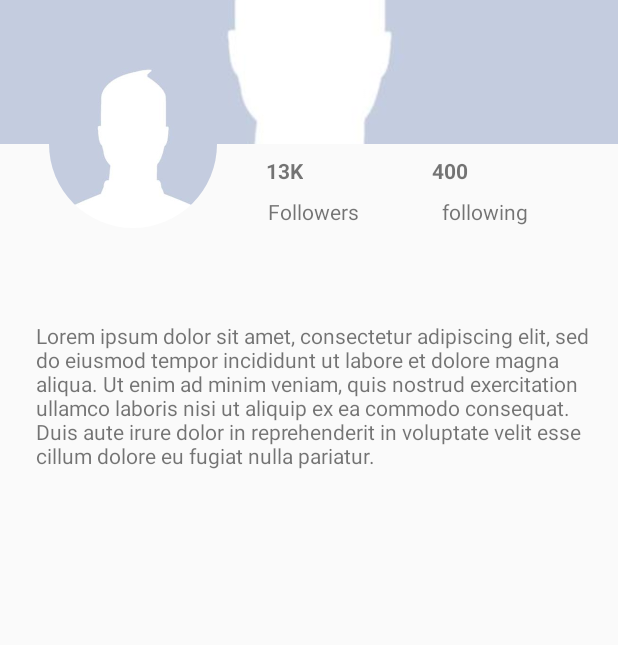
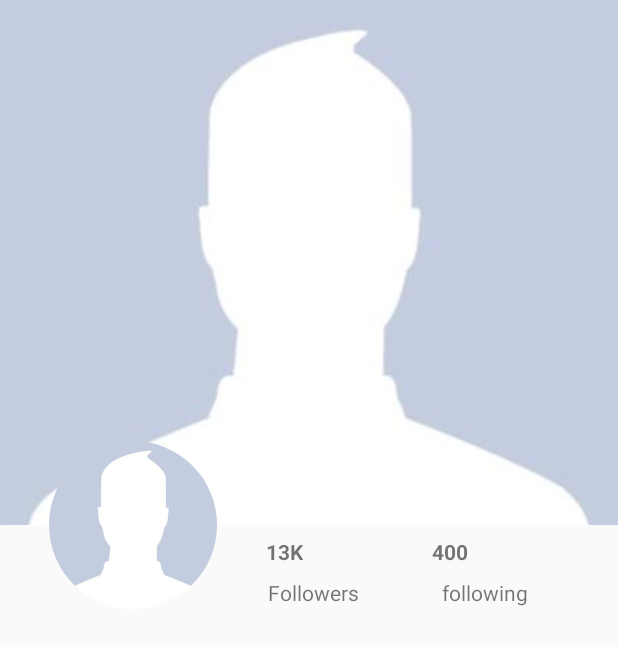
Before and after one commit to bhil3d/Corredor, an Android app: the layout activity_perfil__usuario__detalhes_.xml on its own in the app's theme, with its tools: preview values and no code run, on a phone screen of 412 x 824 dp. Shown: the top 645 px of the screen. Run offline under Robolectric (Android 15) with nearby library versions, the light colour scheme and no system bars.

Commit message:
parte Dsainer perfil..2

```diff
--- a/app/src/main/AndroidManifest.xml
+++ b/app/src/main/AndroidManifest.xml
@@ -20,7 +20,8 @@
         android:roundIcon="@mipmap/ic_launcher_round"
         android:supportsRtl="true"
         android:theme="@style/AppTheme">
-        <activity android:name=".Activity.Perfil_Usuario_Detalhes_Activity"></activity>
+        <activity android:name=".Activity.Perfil_Usuario_Detalhes_Activity"
+            android:theme="@style/AppTheme.NoActionBar"></activity>
 
         <meta-data
             android:name="com.facebook.sdk.ApplicationId"
--- a/app/src/main/java/com/example/corredor/Activity/Tela_Menu_Principal.java
+++ b/app/src/main/java/com/example/corredor/Activity/Tela_Menu_Principal.java
@@ -150,7 +150,7 @@ public class Tela_Menu_Principal extends AppCompatActivity
 
         } else if (id == R.id.Df) {
 
-            Intent intent = new Intent(Tela_Menu_Principal.this,Tela_df_resultados.class);
+            Intent intent = new Intent(Tela_Menu_Principal.this,Perfil_foto_Activity.class);
             startActivity(intent);
         }
 
--- a/app/src/main/res/layout/activity_perfil__usuario__detalhes_.xml
+++ b/app/src/main/res/layout/activity_perfil__usuario__detalhes_.xml
@@ -2,16 +2,16 @@
 <android.support.constraint.ConstraintLayout xmlns:android="http://schemas.android.com/apk/res/android"
     xmlns:app="http://schemas.android.com/apk/res-auto"
     xmlns:tools="http://schemas.android.com/tools"
+    android:id="@+id/constraint_layout"
     android:layout_width="match_parent"
     android:layout_height="match_parent"
-    android:id="@+id/constraint_layout"
     tools:context=".Activity.Perfil_Usuario_Detalhes_Activity">
 
 
     <ImageView
         android:id="@+id/cover"
         android:layout_width="0dp"
-        android:layout_height="96dp"
+        android:layout_height="350dp"
         android:scaleType="centerCrop"
         app:layout_constraintEnd_toEndOf="parent"
         app:layout_constraintStart_toStartOf="parent"
@@ -22,9 +22,9 @@
         android:id="@+id/photo"
         android:layout_width="112dp"
         android:layout_height="112dp"
-        android:layout_marginEnd="8dp"
         android:layout_marginStart="8dp"
         android:layout_marginTop="8dp"
+        android:layout_marginEnd="8dp"
         android:elevation="4dp"
         app:layout_constraintBottom_toBottomOf="@+id/cover"
         app:layout_constraintEnd_toEndOf="parent"
@@ -32,7 +32,7 @@
         app:layout_constraintStart_toStartOf="parent"
         app:layout_constraintTop_toBottomOf="@+id/cover"
         app:layout_constraintVertical_bias="0.45"
-        app:srcCompat="@drawable/avatar"/>
+        app:srcCompat="@drawable/avatar" />
 
     <TextView
         android:id="@+id/textView"
@@ -51,9 +51,9 @@
         android:id="@+id/textView2"
         android:layout_width="wrap_content"
         android:layout_height="wrap_content"
-        android:layout_marginEnd="8dp"
         android:layout_marginStart="8dp"
         android:layout_marginTop="8dp"
+        android:layout_marginEnd="8dp"
         android:text="Followers"
         app:layout_constraintEnd_toEndOf="parent"
         app:layout_constraintHorizontal_bias="0.138"
@@ -64,9 +64,9 @@
         android:id="@+id/textView3"
         android:layout_width="wrap_content"
         android:layout_height="wrap_content"
-        android:layout_marginEnd="8dp"
         android:layout_marginStart="8dp"
         android:layout_marginTop="8dp"
+        android:layout_marginEnd="8dp"
         android:text="400"
         android:textStyle="bold"
         app:layout_constraintEnd_toEndOf="parent"
@@ -78,31 +78,14 @@
         android:id="@+id/textView4"
         android:layout_width="wrap_content"
         android:layout_height="wrap_content"
-        android:layout_marginEnd="8dp"
         android:layout_marginStart="8dp"
         android:layout_marginTop="8dp"
+        android:layout_marginEnd="8dp"
         android:text="following"
         app:layout_constraintEnd_toEndOf="parent"
         app:layout_constraintHorizontal_bias="0.732"
         app:layout_constraintStart_toEndOf="@+id/photo"
         app:layout_constraintTop_toBottomOf="@+id/textView3" />
 
-    <TextView
-        android:id="@+id/txt_bio"
-        android:layout_width="wrap_content"
-        android:layout_height="wrap_content"
-        android:layout_marginBottom="8dp"
-        android:layout_marginEnd="8dp"
-        android:layout_marginStart="8dp"
-        android:layout_marginTop="8dp"
-        android:padding="16dp"
-        android:text="Lorem ipsum dolor sit amet, consectetur adipiscing elit, sed do eiusmod tempor incididunt ut labore et dolore magna aliqua. Ut enim ad minim veniam, quis nostrud exercitation ullamco laboris nisi ut aliquip ex ea commodo consequat. Duis aute irure dolor in reprehenderit in voluptate velit esse cillum dolore eu fugiat nulla pariatur."
-        app:layout_constraintBottom_toBottomOf="parent"
-        app:layout_constraintEnd_toEndOf="parent"
-        app:layout_constraintHorizontal_bias="0.0"
-        app:layout_constraintStart_toStartOf="parent"
-        app:layout_constraintTop_toBottomOf="@+id/photo"
-        app:layout_constraintVertical_bias="0.072" />
-
 
 </android.support.constraint.ConstraintLayout>
```
Also changed, not shown: app/src/main/java/com/example/corredor/Activity/Perfil_Usuario_Detalhes_Activity.java (+30 -7 lines), app/src/main/res/layout/profile_expanded.xml (+10 -40 lines), app/src/main/res/drawable-v24/cover.jpg (added), app/src/main/res/drawable-v24/photo.png (added).
